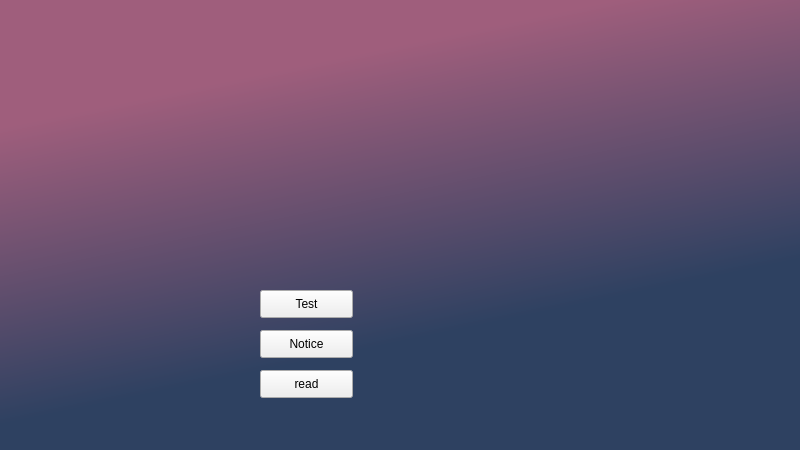
Above: GUI/MainForm.ui from cwal1220/ai-speaker-for-kpu-student before the change. Below: the same form after it.
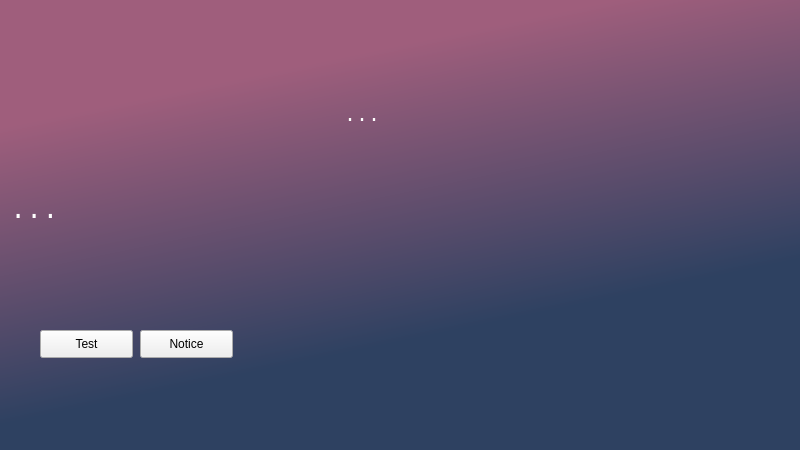
That is the form after the change. Icons and pictures are not drawn. Custom widgets are drawn as their Qt base class.

```diff
--- a/GUI/MainForm.ui
+++ b/GUI/MainForm.ui
@@ -14,7 +14,8 @@
    <string>Intelligent Speaker for KPU Student</string>
   </property>
   <property name="styleSheet">
-   <string notr="true">QMainWindow{background-color: qlineargradient(spread:pad, x1:0.33, y1:0, x2:0.702, y2:1, stop:0.141509 rgba(159, 94, 124, 255), stop:0.721698 rgba(46, 65, 97, 255));}</string>
+   <string notr="true">QMainWindow{background-color: qlineargradient(spread:pad, x1:0.33, y1:0, x2:0.702, y2:1, stop:0.141509 rgba(159, 94, 124, 255), stop:0.721698 rgba(46, 65, 97, 255));}
+QLabel{color: rgb(255, 255, 255);}</string>
   </property>
   <widget class="QWidget" name="centralwidget">
    <widget class="QWidget" name="verticalLayoutWidget">
@@ -32,11 +33,62 @@
      </item>
     </layout>
    </widget>
+   <widget class="QPushButton" name="pushButton_notice">
+    <property name="geometry">
+     <rect>
+      <x>140</x>
+      <y>330</y>
+      <width>93</width>
+      <height>28</height>
+     </rect>
+    </property>
+    <property name="text">
+     <string>Notice</string>
+    </property>
+   </widget>
+   <widget class="QPushButton" name="pushButton_test">
+    <property name="geometry">
+     <rect>
+      <x>40</x>
+      <y>330</y>
+      <width>93</width>
+      <height>28</height>
+     </rect>
+    </property>
+    <property name="text">
+     <string>Test</string>
+    </property>
+   </widget>
+   <widget class="QLabel" name="label_stt">
+    <property name="geometry">
+     <rect>
+      <x>0</x>
+      <y>70</y>
+      <width>380</width>
+      <height>91</height>
+     </rect>
+    </property>
+    <property name="font">
+     <font>
+      <family>Consolas</family>
+      <pointsize>15</pointsize>
+     </font>
+    </property>
+    <property name="layoutDirection">
+     <enum>Qt::LeftToRight</enum>
+    </property>
+    <property name="text">
+     <string>...</string>
+    </property>
+    <property name="alignment">
+     <set>Qt::AlignRight|Qt::AlignTrailing|Qt::AlignVCenter</set>
+    </property>
+   </widget>
    <widget class="QWidget" name="verticalLayoutWidget_2">
     <property name="geometry">
      <rect>
-      <x>280</x>
-      <y>40</y>
+      <x>0</x>
+      <y>0</y>
       <width>67</width>
       <height>67</height>
      </rect>
@@ -54,43 +106,29 @@
      </item>
     </layout>
    </widget>
-   <widget class="QPushButton" name="pushButton_notice">
+   <widget class="QLabel" name="label_tts">
     <property name="geometry">
      <rect>
-      <x>260</x>
-      <y>330</y>
-      <width>93</width>
-      <height>28</height>
+      <x>10</x>
+      <y>165</y>
+      <width>380</width>
+      <height>91</height>
      </rect>
     </property>
-    <property name="text">
-     <string>Notice</string>
+    <property name="font">
+     <font>
+      <family>Consolas</family>
+      <pointsize>20</pointsize>
+     </font>
     </property>
-   </widget>
-   <widget class="QPushButton" name="pushButton_test">
-    <property name="geometry">
-     <rect>
-      <x>260</x>
-      <y>290</y>
-      <width>93</width>
-      <height>28</height>
-     </rect>
+    <property name="layoutDirection">
+     <enum>Qt::LeftToRight</enum>
     </property>
     <property name="text">
-     <string>Test</string>
+     <string>...</string>
     </property>
-   </widget>
-   <widget class="QPushButton" name="pushButton_read">
-    <property name="geometry">
-     <rect>
-      <x>260</x>
-      <y>370</y>
-      <width>93</width>
-      <height>28</height>
-     </rect>
-    </property>
-    <property name="text">
-     <string>read</string>
+    <property name="alignment">
+     <set>Qt::AlignLeading|Qt::AlignLeft|Qt::AlignVCenter</set>
     </property>
    </widget>
   </widget>
```
